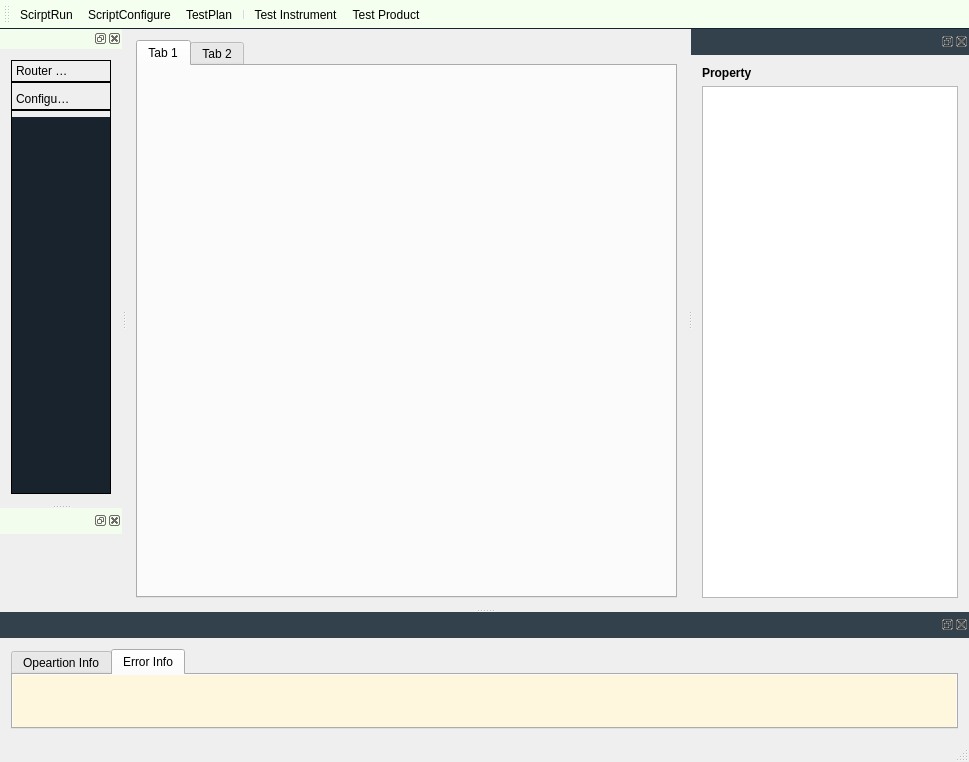
Qt form RTA/MainWindows.ui (pengjianaixue/DotNetCallNativePythonMethod) before a commit.
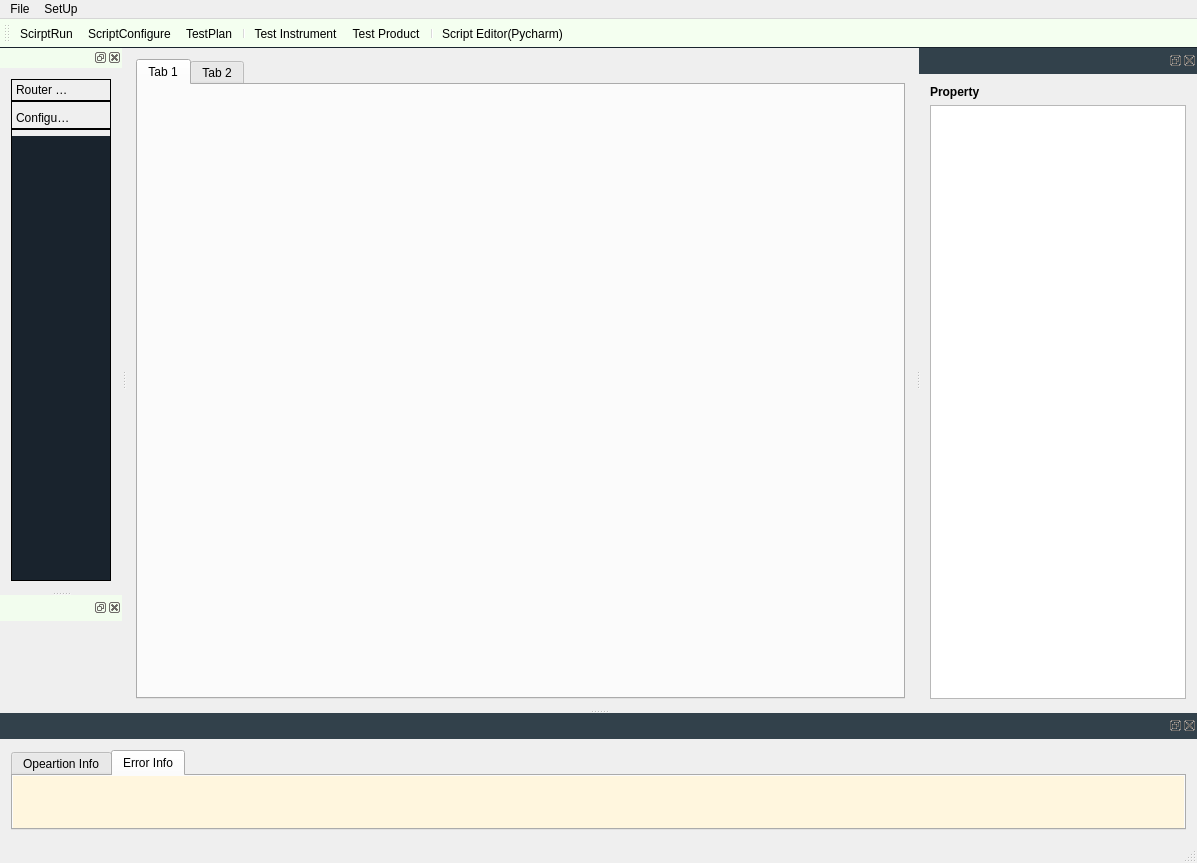
The same form after that commit. Icons and pictures are not drawn.

Commit message: Add Pycharm and python path set

```diff
--- a/RTA/MainWindows.ui
+++ b/RTA/MainWindows.ui
@@ -6,8 +6,8 @@
    <rect>
     <x>0</x>
     <y>0</y>
-    <width>969</width>
-    <height>762</height>
+    <width>1197</width>
+    <height>863</height>
    </rect>
   </property>
   <property name="windowTitle">
@@ -56,13 +56,27 @@
     <rect>
      <x>0</x>
      <y>0</y>
-     <width>969</width>
-     <height>21</height>
+     <width>1197</width>
+     <height>23</height>
     </rect>
    </property>
    <property name="styleSheet">
     <string notr="true"/>
    </property>
+   <widget class="QMenu" name="menuNew_Project_File">
+    <property name="title">
+     <string>File</string>
+    </property>
+    <addaction name="actionNew_Project_File"/>
+   </widget>
+   <widget class="QMenu" name="menuOption">
+    <property name="title">
+     <string>SetUp</string>
+    </property>
+    <addaction name="action_SetPythonFileHome"/>
+   </widget>
+   <addaction name="menuNew_Project_File"/>
+   <addaction name="menuOption"/>
   </widget>
   <widget class="QToolBar" name="mainToolBar">
    <property name="styleSheet">
@@ -90,6 +104,8 @@
    <addaction name="separator"/>
    <addaction name="Test_Instrument"/>
    <addaction name="TestProduct"/>
+   <addaction name="separator"/>
+   <addaction name="action_Script_Editor_Pycharm"/>
   </widget>
   <widget class="QStatusBar" name="statusBar"/>
   <widget class="QDockWidget" name="DW_ToolDock">
@@ -240,8 +256,8 @@
          <rect>
           <x>0</x>
           <y>0</y>
-          <width>128</width>
-          <height>326</height>
+          <width>98</width>
+          <height>419</height>
          </rect>
         </property>
         <attribute name="label">
@@ -516,6 +532,32 @@
     <string>Test Product</string>
    </property>
   </action>
+  <action name="action_Script_Editor_Pycharm">
+   <property name="icon">
+    <iconset resource="HomePage.qrc">
+     <normaloff>:/StartForm/Resources/Pycharmicon.png</normaloff>:/StartForm/Resources/Pycharmicon.png</iconset>
+   </property>
+   <property name="text">
+    <string>Script Editor(Pycharm)</string>
+   </property>
+  </action>
+  <action name="action_SetPythonFileHome">
+   <property name="icon">
+    <iconset resource="HomePage.qrc">
+     <normaloff>:/StartForm/Resources/Path.png</normaloff>:/StartForm/Resources/Path.png</iconset>
+   </property>
+   <property name="text">
+    <string>SetPythonFileHome</string>
+   </property>
+   <property name="toolTip">
+    <string>select  the python  file path which you want to choose  </string>
+   </property>
+  </action>
+  <action name="actionNew_Project_File">
+   <property name="text">
+    <string>New Project File</string>
+   </property>
+  </action>
  </widget>
  <layoutdefault spacing="6" margin="11"/>
  <resources>
```
Left out of the diff: 4 changed lines with no effect on the pictures. The commit also changes 16 other files.
